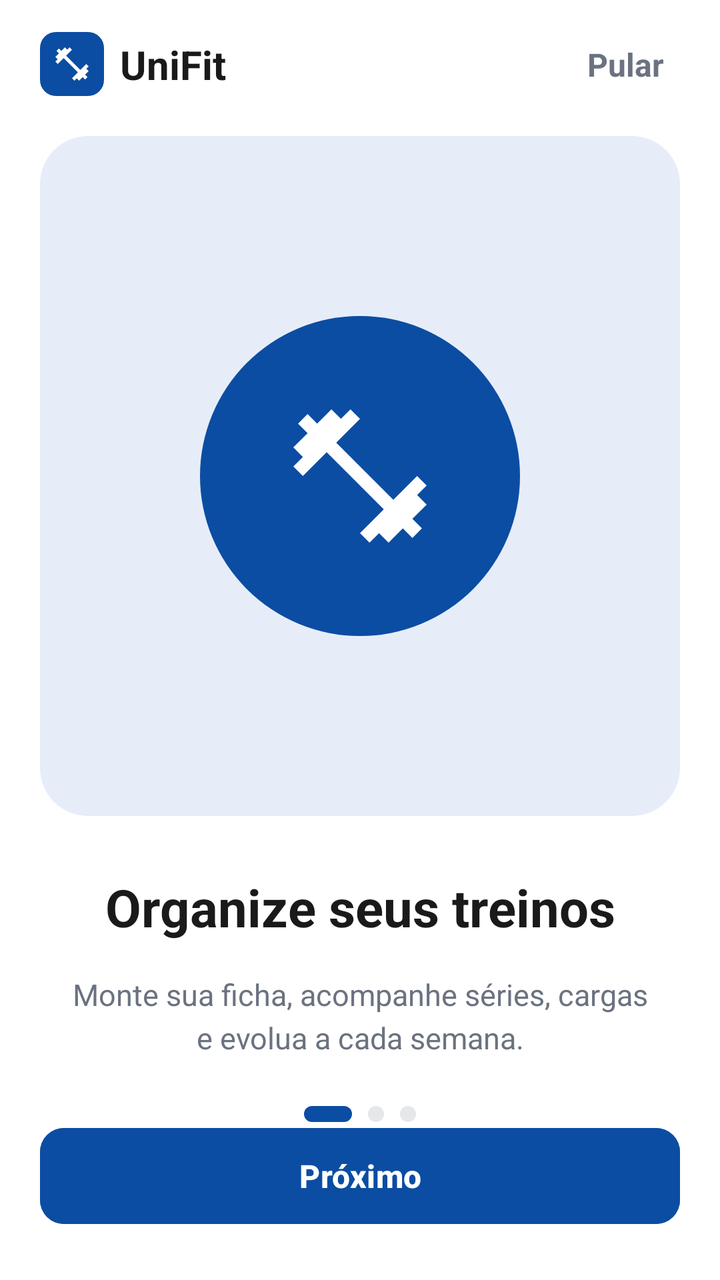
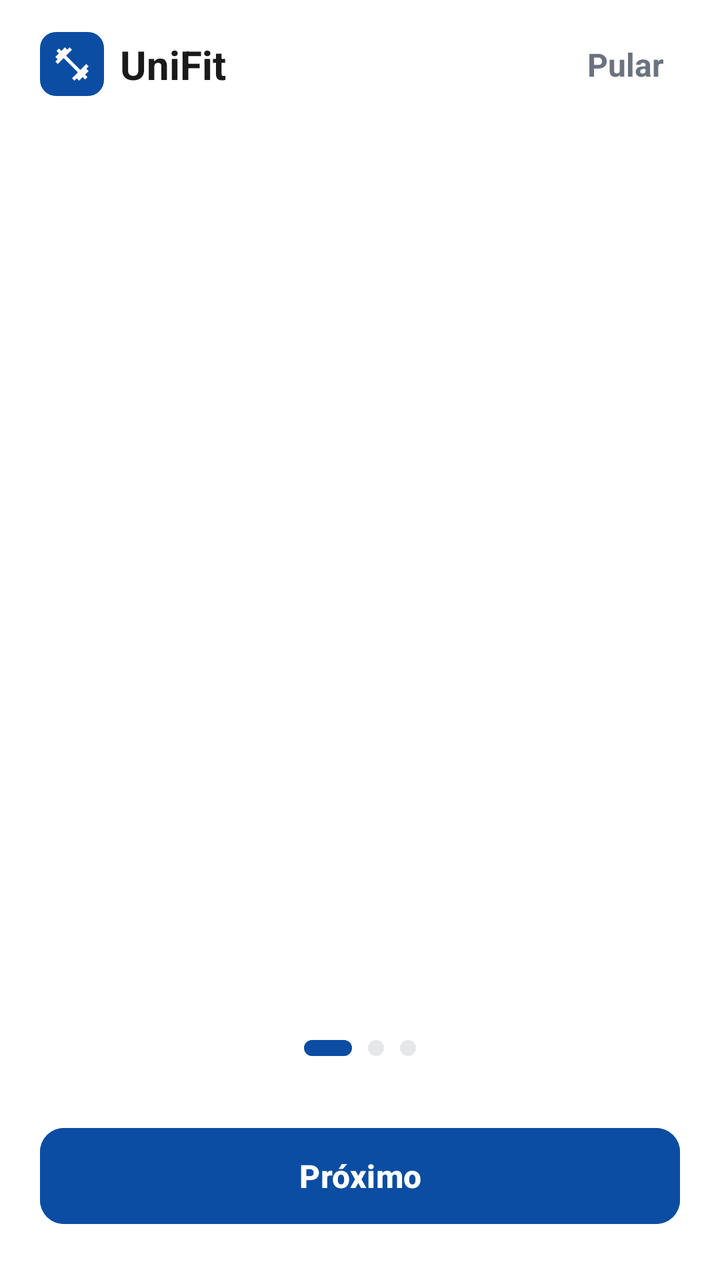

Before-and-after screenshots of an Android layout around one commit, followed by the original layout XML and the change that was made.
<!-- AndroidManifest.xml: application theme Theme.UniFit -->
<!-- res/layout/activity_onboarding.xml -->
<?xml version="1.0" encoding="utf-8"?>
<androidx.constraintlayout.widget.ConstraintLayout xmlns:android="http://schemas.android.com/apk/res/android"
    xmlns:app="http://schemas.android.com/apk/res-auto"
    xmlns:tools="http://schemas.android.com/tools"
    android:id="@+id/main"
    android:layout_width="match_parent"
    android:layout_height="match_parent"
    android:background="#FFFFFF"
    tools:context=".OnboardingActivity">

    
    <ImageView
        android:id="@+id/imgLogoTopo"
        android:layout_width="32dp"
        android:layout_height="32dp"
        android:layout_marginStart="20dp"
        android:layout_marginTop="16dp"
        android:background="@drawable/bg_logo_pequeno"
        android:contentDescription="Logo UniFit"
        android:padding="6dp"
        app:srcCompat="@drawable/ic_haltere"
        app:layout_constraintTop_toTopOf="parent"
        app:layout_constraintStart_toStartOf="parent" />

    
    <TextView
        android:id="@+id/txtNomeApp"
        android:layout_width="wrap_content"
        android:layout_height="wrap_content"
        android:layout_marginStart="8dp"
        android:text="UniFit"
        android:textColor="@color/texto_principal"
        android:textSize="20sp"
        android:textStyle="bold"
        app:layout_constraintTop_toTopOf="@id/imgLogoTopo"
        app:layout_constraintBottom_toBottomOf="@id/imgLogoTopo"
        app:layout_constraintStart_toEndOf="@id/imgLogoTopo" />

    
    <TextView
        android:id="@+id/btnPular"
        android:layout_width="wrap_content"
        android:layout_height="wrap_content"
        android:layout_marginEnd="20dp"
        android:background="?attr/selectableItemBackground"
        android:padding="8dp"
        android:text="Pular"
        android:textColor="@color/texto_secundario"
        android:textSize="16sp"
        android:textStyle="bold"
        app:layout_constraintTop_toTopOf="@id/imgLogoTopo"
        app:layout_constraintBottom_toBottomOf="@id/imgLogoTopo"
        app:layout_constraintEnd_toEndOf="parent" />

    
    <FrameLayout
        android:id="@+id/cardIlustracao"
        android:layout_width="0dp"
        android:layout_height="340dp"
        android:layout_marginStart="20dp"
        android:layout_marginTop="20dp"
        android:layout_marginEnd="20dp"
        android:background="@drawable/bg_card_ilustracao"
        app:layout_constraintTop_toBottomOf="@id/imgLogoTopo"
        app:layout_constraintStart_toStartOf="parent"
        app:layout_constraintEnd_toEndOf="parent">

        
        <ImageView
            android:id="@+id/imgIlustracao"
            android:layout_width="160dp"
            android:layout_height="160dp"
            android:layout_gravity="center"
            android:background="@drawable/bg_circulo_azul"
            android:contentDescription="Ilustração"
            android:padding="40dp"
            app:srcCompat="@drawable/ic_haltere" />

    </FrameLayout>

    
    <TextView
        android:id="@+id/txtTituloOnboarding"
        android:layout_width="0dp"
        android:layout_height="wrap_content"
        android:layout_marginStart="24dp"
        android:layout_marginTop="28dp"
        android:layout_marginEnd="24dp"
        android:gravity="center"
        android:text="Organize seus treinos"
        android:textColor="@color/texto_principal"
        android:textSize="26sp"
        android:textStyle="bold"
        app:layout_constraintTop_toBottomOf="@id/cardIlustracao"
        app:layout_constraintStart_toStartOf="parent"
        app:layout_constraintEnd_toEndOf="parent" />

    
    <TextView
        android:id="@+id/txtDescricao"
        android:layout_width="0dp"
        android:layout_height="wrap_content"
        android:layout_marginStart="32dp"
        android:layout_marginTop="16dp"
        android:layout_marginEnd="32dp"
        android:gravity="center"
        android:lineSpacingExtra="4dp"
        android:text="Monte sua ficha, acompanhe séries, cargas e evolua a cada semana."
        android:textColor="@color/texto_secundario"
        android:textSize="15sp"
        app:layout_constraintTop_toBottomOf="@id/txtTituloOnboarding"
        app:layout_constraintStart_toStartOf="parent"
        app:layout_constraintEnd_toEndOf="parent" />

    
    <LinearLayout
        android:id="@+id/layoutIndicadores"
        android:layout_width="wrap_content"
        android:layout_height="wrap_content"
        android:layout_marginTop="24dp"
        android:gravity="center_vertical"
        android:orientation="horizontal"
        app:layout_constraintTop_toBottomOf="@id/txtDescricao"
        app:layout_constraintStart_toStartOf="parent"
        app:layout_constraintEnd_toEndOf="parent">

        <View
            android:id="@+id/indicador1"
            android:layout_width="24dp"
            android:layout_height="8dp"
            android:background="@drawable/bg_indicador_ativo" />

        <View
            android:id="@+id/indicador2"
            android:layout_width="8dp"
            android:layout_height="8dp"
            android:layout_marginStart="8dp"
            android:background="@drawable/bg_indicador_inativo" />

        <View
            android:id="@+id/indicador3"
            android:layout_width="8dp"
            android:layout_height="8dp"
            android:layout_marginStart="8dp"
            android:background="@drawable/bg_indicador_inativo" />

    </LinearLayout>

    
    <com.google.android.material.button.MaterialButton
        android:id="@+id/btnComecar"
        android:layout_width="0dp"
        android:layout_height="56dp"
        android:layout_marginStart="20dp"
        android:layout_marginEnd="20dp"
        android:layout_marginBottom="24dp"
        android:backgroundTint="@color/azul_unifit"
        android:text="Próximo"
        android:textAllCaps="false"
        android:textColor="#FFFFFF"
        android:textSize="16sp"
        android:textStyle="bold"
        app:cornerRadius="12dp"
        app:layout_constraintBottom_toBottomOf="parent"
        app:layout_constraintStart_toStartOf="parent"
        app:layout_constraintEnd_toEndOf="parent" />

</androidx.constraintlayout.widget.ConstraintLayout>
<!-- resources referenced by this layout -->
<resources>
  <color name="azul_unifit">#0B4DA2</color>
  <color name="texto_principal">#1A1A1A</color>
  <color name="texto_secundario">#6B7280</color>
  <!-- drawable bg_card_ilustracao (drawable) -->
  <?xml version="1.0" encoding="utf-8"?>
  <shape xmlns:android="http://schemas.android.com/apk/res/android"
      android:shape="rectangle">
      <solid android:color="@color/azul_claro" />
      <corners android:radius="24dp" />
  </shape>
  <!-- drawable bg_circulo_azul (drawable) -->
  <?xml version="1.0" encoding="utf-8"?>
  <shape xmlns:android="http://schemas.android.com/apk/res/android"
      android:shape="oval">
      <solid android:color="@color/azul_unifit" />
  </shape>
  <!-- drawable bg_indicador_ativo (drawable) -->
  <?xml version="1.0" encoding="utf-8"?>
  <shape xmlns:android="http://schemas.android.com/apk/res/android"
      android:shape="rectangle">
      <solid android:color="@color/azul_unifit" />
      <corners android:radius="4dp" />
  </shape>
  <!-- drawable bg_indicador_inativo (drawable) -->
  <?xml version="1.0" encoding="utf-8"?>
  <shape xmlns:android="http://schemas.android.com/apk/res/android"
      android:shape="rectangle">
      <solid android:color="@color/cinza_indicador" />
      <corners android:radius="4dp" />
  </shape>
  <!-- drawable bg_logo_pequeno (drawable) -->
  <?xml version="1.0" encoding="utf-8"?>
  <shape xmlns:android="http://schemas.android.com/apk/res/android"
      android:shape="rectangle">
      <solid android:color="@color/azul_unifit" />
      <corners android:radius="8dp" />
  </shape>
  <style name="Theme.UniFit" parent="Base.Theme.UniFit" />
  <color name="azul_claro">#E6EDF8</color>
  <color name="cinza_indicador">#E5E7EB</color>
  <style name="Base.Theme.UniFit" parent="Theme.Material3.Light.NoActionBar">
          
          <item name="colorPrimary">@color/azul_unifit</item>
          <item name="colorOnPrimary">@color/white</item>
          <item name="colorPrimaryContainer">@color/azul_claro</item>
          <item name="colorOnPrimaryContainer">@color/azul_unifit</item>
      </style>
  <color name="white">#FFFFFFFF</color>
  <!-- unchanged entries left out for length: 1 -->
</resources>

<!-- the commit's change to res/layout/activity_onboarding.xml (unified diff, before → after) -->
@@ -5,8 +5,8 @@
     android:id="@+id/main"
     android:layout_width="match_parent"
     android:layout_height="match_parent"
-    android:background="#FFFFFF"
-    tools:context=".OnboardingActivity">
+    android:background="?attr/corFundo"
+    tools:context=".ui.onboarding.OnboardingActivity">
 
     
     <ImageView
@@ -16,7 +16,8 @@
         android:layout_marginStart="20dp"
         android:layout_marginTop="16dp"
         android:background="@drawable/bg_logo_pequeno"
-        android:contentDescription="Logo UniFit"
+        android:backgroundTint="?attr/corDestaque"
+        android:contentDescription="@string/logo_descricao"
         android:padding="6dp"
         app:srcCompat="@drawable/ic_haltere"
         app:layout_constraintTop_toTopOf="parent"
@@ -28,8 +29,8 @@
         android:layout_width="wrap_content"
         android:layout_height="wrap_content"
         android:layout_marginStart="8dp"
-        android:text="UniFit"
-        android:textColor="@color/texto_principal"
+        android:text="@string/app_name"
+        android:textColor="?attr/corTextoPrincipal"
         android:textSize="20sp"
         android:textStyle="bold"
         app:layout_constraintTop_toTopOf="@id/imgLogoTopo"
@@ -44,8 +45,8 @@
         android:layout_marginEnd="20dp"
         android:background="?attr/selectableItemBackground"
         android:padding="8dp"
-        android:text="Pular"
-        android:textColor="@color/texto_secundario"
+        android:text="@string/onboarding_pular"
+        android:textColor="?attr/corTextoSecundario"
         android:textSize="16sp"
         android:textStyle="bold"
         app:layout_constraintTop_toTopOf="@id/imgLogoTopo"
@@ -53,74 +54,25 @@
         app:layout_constraintEnd_toEndOf="parent" />
 
     
-    <FrameLayout
-        android:id="@+id/cardIlustracao"
+    <androidx.viewpager2.widget.ViewPager2
+        android:id="@+id/viewPagerOnboarding"
         android:layout_width="0dp"
-        android:layout_height="340dp"
-        android:layout_marginStart="20dp"
-        android:layout_marginTop="20dp"
-        android:layout_marginEnd="20dp"
-        android:background="@drawable/bg_card_ilustracao"
+        android:layout_height="0dp"
         app:layout_constraintTop_toBottomOf="@id/imgLogoTopo"
+        app:layout_constraintBottom_toTopOf="@id/layoutIndicadores"
         app:layout_constraintStart_toStartOf="parent"
-        app:layout_constraintEnd_toEndOf="parent">
-
-        
-        <ImageView
-            android:id="@+id/imgIlustracao"
-            android:layout_width="160dp"
-            android:layout_height="160dp"
-            android:layout_gravity="center"
-            android:background="@drawable/bg_circulo_azul"
-            android:contentDescription="Ilustração"
-            android:padding="40dp"
-            app:srcCompat="@drawable/ic_haltere" />
-
-    </FrameLayout>
-
-    
-    <TextView
-        android:id="@+id/txtTituloOnboarding"
-        android:layout_width="0dp"
-        android:layout_height="wrap_content"
-        android:layout_marginStart="24dp"
-        android:layout_marginTop="28dp"
-        android:layout_marginEnd="24dp"
-        android:gravity="center"
-        android:text="Organize seus treinos"
-        android:textColor="@color/texto_principal"
-        android:textSize="26sp"
-        android:textStyle="bold"
-        app:layout_constraintTop_toBottomOf="@id/cardIlustracao"
-        app:layout_constraintStart_toStartOf="parent"
-        app:layout_constraintEnd_toEndOf="parent" />
-
-    
-    <TextView
-        android:id="@+id/txtDescricao"
-        android:layout_width="0dp"
-        android:layout_height="wrap_content"
-        android:layout_marginStart="32dp"
-        android:layout_marginTop="16dp"
-        android:layout_marginEnd="32dp"
-        android:gravity="center"
-        android:lineSpacingExtra="4dp"
-        android:text="Monte sua ficha, acompanhe séries, cargas e evolua a cada semana."
-        android:textColor="@color/texto_secundario"
-        android:textSize="15sp"
-        app:layout_constraintTop_toBottomOf="@id/txtTituloOnboarding"
-        app:layout_constraintStart_toStartOf="parent"
-        app:layout_constraintEnd_toEndOf="parent" />
+        app:layout_constraintEnd_toEndOf="parent"
+        tools:listitem="@layout/item_onboarding" />
 
     
     <LinearLayout
         android:id="@+id/layoutIndicadores"
         android:layout_width="wrap_content"
         android:layout_height="wrap_content"
-        android:layout_marginTop="24dp"
+        android:layout_marginBottom="32dp"
         android:gravity="center_vertical"
         android:orientation="horizontal"
-        app:layout_constraintTop_toBottomOf="@id/txtDescricao"
+        app:layout_constraintBottom_toTopOf="@id/btnComecar"
         app:layout_constraintStart_toStartOf="parent"
         app:layout_constraintEnd_toEndOf="parent">
 
@@ -154,10 +106,10 @@
         android:layout_marginStart="20dp"
         android:layout_marginEnd="20dp"
         android:layout_marginBottom="24dp"
-        android:backgroundTint="@color/azul_unifit"
-        android:text="Próximo"
+        android:backgroundTint="?attr/corDestaque"
+        android:text="@string/onboarding_proximo"
         android:textAllCaps="false"
-        android:textColor="#FFFFFF"
+        android:textColor="?attr/corTextoSobreDestaque"
         android:textSize="16sp"
         android:textStyle="bold"
         app:cornerRadius="12dp"
@@ -166,3 +118,65 @@
         app:layout_constraintEnd_toEndOf="parent" />
 
 </androidx.constraintlayout.widget.ConstraintLayout>
+<!-- res/layout/item_onboarding.xml (included above) -->
+<?xml version="1.0" encoding="utf-8"?>
+<LinearLayout xmlns:android="http://schemas.android.com/apk/res/android"
+    xmlns:app="http://schemas.android.com/apk/res-auto"
+    android:layout_width="match_parent"
+    android:layout_height="match_parent"
+    android:orientation="vertical">
+
+    
+    <FrameLayout
+        android:id="@+id/cardIlustracao"
+        android:layout_width="match_parent"
+        android:layout_height="340dp"
+        android:layout_marginStart="20dp"
+        android:layout_marginTop="20dp"
+        android:layout_marginEnd="20dp"
+        android:background="@drawable/bg_card_ilustracao">
+
+        
+        <ImageView
+            android:id="@+id/imgIlustracao"
+            android:layout_width="160dp"
+            android:layout_height="160dp"
+            android:layout_gravity="center"
+            android:background="@drawable/bg_circulo_azul"
+            android:backgroundTint="?attr/corDestaque"
+            android:contentDescription="@string/onboarding_ilustracao"
+            android:padding="40dp"
+            app:srcCompat="@drawable/ic_haltere"
+            app:tint="?attr/corTextoSobreDestaque" />
+
+    </FrameLayout>
+
+    
+    <TextView
+        android:id="@+id/txtTituloOnboarding"
+        android:layout_width="match_parent"
+        android:layout_height="wrap_content"
+        android:layout_marginStart="24dp"
+        android:layout_marginTop="28dp"
+        android:layout_marginEnd="24dp"
+        android:gravity="center"
+        android:text="@string/onboarding_titulo_treinos"
+        android:textColor="?attr/corTextoPrincipal"
+        android:textSize="26sp"
+        android:textStyle="bold" />
+
+    
+    <TextView
+        android:id="@+id/txtDescricao"
+        android:layout_width="match_parent"
+        android:layout_height="wrap_content"
+        android:layout_marginStart="32dp"
+        android:layout_marginTop="16dp"
+        android:layout_marginEnd="32dp"
+        android:gravity="center"
+        android:lineSpacingExtra="4dp"
+        android:text="@string/onboarding_descricao_treinos"
+        android:textColor="?attr/corTextoSecundario"
+        android:textSize="15sp" />
+
+</LinearLayout>
<!-- resource entries referenced after the edit -->
@@ -7,7 +7,7 @@
   <?xml version="1.0" encoding="utf-8"?>
   <shape xmlns:android="http://schemas.android.com/apk/res/android"
       android:shape="rectangle">
-      <solid android:color="@color/azul_claro" />
+      <solid android:color="?attr/corDestaqueClaro" />
       <corners android:radius="24dp" />
   </shape>
   <!-- drawable bg_circulo_azul (drawable) -->
@@ -20,14 +20,14 @@
   <?xml version="1.0" encoding="utf-8"?>
   <shape xmlns:android="http://schemas.android.com/apk/res/android"
       android:shape="rectangle">
-      <solid android:color="@color/azul_unifit" />
+      <solid android:color="?attr/corDestaque" />
       <corners android:radius="4dp" />
   </shape>
   <!-- drawable bg_indicador_inativo (drawable) -->
   <?xml version="1.0" encoding="utf-8"?>
   <shape xmlns:android="http://schemas.android.com/apk/res/android"
       android:shape="rectangle">
-      <solid android:color="@color/cinza_indicador" />
+      <solid android:color="?attr/corIndicadorInativo" />
       <corners android:radius="4dp" />
   </shape>
   <!-- drawable bg_logo_pequeno (drawable) -->
@@ -37,8 +37,34 @@
       <solid android:color="@color/azul_unifit" />
       <corners android:radius="8dp" />
   </shape>
-  <style name="Theme.UniFit" parent="Base.Theme.UniFit" />
+  <string name="app_name">UniFit</string>
+  <string name="logo_descricao">Logo UniFit</string>
+  <string name="onboarding_descricao_treinos">Monte sua ficha, acompanhe séries, cargas e evolua a cada semana.</string>
+  <string name="onboarding_ilustracao">Ilustração</string>
+  <string name="onboarding_proximo">Próximo</string>
+  <string name="onboarding_pular">Pular</string>
+  <string name="onboarding_titulo_treinos">Organize seus treinos</string>
+  <style name="Theme.UniFit" parent="Base.Theme.UniFit">
+          <item name="corFundo">@color/white</item>
+          <item name="corFundoTela">@color/fundo_tela</item>
+          <item name="corFundoMarca">@color/azul_unifit</item>
+          <item name="corCard">@color/white</item>
+          <item name="corBorda">@color/borda_card</item>
+          <item name="corSuperficie">@color/cinza_botao</item>
+          <item name="corTextoPrincipal">@color/texto_principal</item>
+          <item name="corTextoSecundario">@color/texto_secundario</item>
+          <item name="corDestaque">@color/azul_unifit</item>
+          <item name="corDestaqueClaro">@color/azul_claro</item>
+          <item name="corTextoSobreDestaque">@color/white</item>
+          <item name="corTextoDica">@color/azul_texto_dica</item>
+          <item name="corSucessoFundo">@color/verde_hoje_fundo</item>
+          <item name="corSucessoTexto">@color/verde_hoje_texto</item>
+          <item name="corIndicadorInativo">@color/cinza_indicador</item>
+      </style>
   <color name="azul_claro">#E6EDF8</color>
+  <color name="azul_texto_dica">#3B6CB5</color>
+  <color name="verde_hoje_fundo">#DCFCE7</color>
+  <color name="verde_hoje_texto">#16A34A</color>
   <color name="cinza_indicador">#E5E7EB</color>
   <style name="Base.Theme.UniFit" parent="Theme.Material3.Light.NoActionBar">
           
@@ -48,6 +74,9 @@
           <item name="colorOnPrimaryContainer">@color/azul_unifit</item>
       </style>
   <color name="white">#FFFFFFFF</color>
+  <color name="fundo_tela">#F5F6F8</color>
+  <color name="borda_card">#E5E7EB</color>
+  <color name="cinza_botao">#F1F2F4</color>
   <!-- unchanged entries left out for length: 1 -->
 </resources>
 
